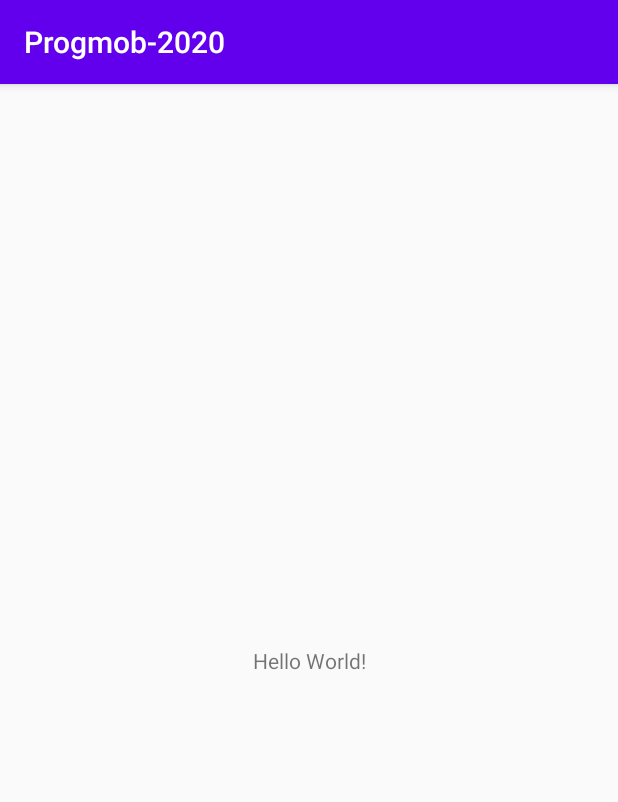
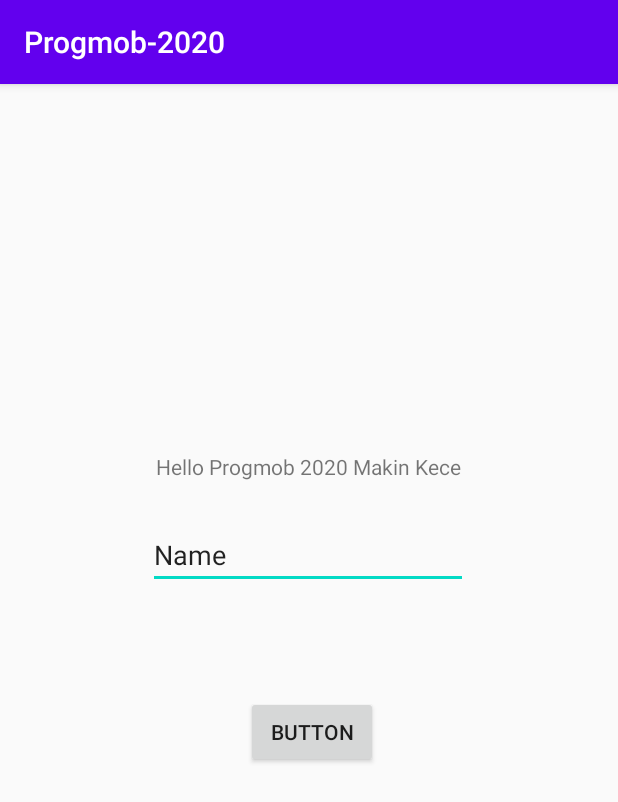
Before and after one commit to estersiwu/Progmob-2020, an Android app: the screen it shows after launch (MainActivity), on a phone screen of 412 x 824 dp. Shown: the top 802 px of the screen. Run offline under Robolectric (Android 15) with nearby library versions, the phone set to English and light mode, and no system bars.

Commit message:
tugas_2_tutorial

```diff
--- a/app/src/main/AndroidManifest.xml
+++ b/app/src/main/AndroidManifest.xml
@@ -9,6 +9,7 @@
         android:roundIcon="@mipmap/ic_launcher_round"
         android:supportsRtl="true"
         android:theme="@style/AppTheme">
+        <activity android:name=".HelpActivity"></activity>
         <activity android:name=".MainActivity">
             <intent-filter>
                 <action android:name="android.intent.action.MAIN" />
--- a/app/src/main/java/com/example/progmob_2020/MainActivity.java
+++ b/app/src/main/java/com/example/progmob_2020/MainActivity.java
@@ -3,6 +3,11 @@ package com.example.progmob_2020;
 import androidx.appcompat.app.AppCompatActivity;
 
 import android.os.Bundle;
+import android.util.Log;
+import android.view.View;
+import android.widget.Button;
+import android.widget.EditText;
+import android.widget.TextView;
 
 public class MainActivity extends AppCompatActivity {
 
@@ -10,5 +15,20 @@ public class MainActivity extends AppCompatActivity {
     protected void onCreate(Bundle savedInstanceState) {
         super.onCreate(savedInstanceState);
         setContentView(R.layout.activity_main);
+
+        //variable
+        final TextView txtView = (TextView)findViewById(R.id.mainActivityTextView);
+        Button myBtn = (Button)findViewById(R.id.button1);
+        final EditText myEditText = (EditText)findViewById(R.id.editText1);
+
+        //action
+        txtView.setText(R.string.text_hello_world);
+        myBtn.setOnClickListener(new View.OnClickListener() {
+            @Override
+            public void onClick(View v) {
+                //Log.d("Coba Klik..",myEditText.getText().toString());
+                txtView.setText(myEditText.getText().toString());
+            }
+        });
     }
 }
--- a/app/src/main/res/layout/activity_main.xml
+++ b/app/src/main/res/layout/activity_main.xml
@@ -7,12 +7,40 @@
     tools:context=".MainActivity">
 
     <TextView
+        android:id="@+id/mainActivityTextView"
         android:layout_width="wrap_content"
         android:layout_height="wrap_content"
-        android:text="Hello World!"
+        android:text="Hello Progmob"
         app:layout_constraintBottom_toBottomOf="parent"
+        app:layout_constraintHorizontal_bias="0.498"
         app:layout_constraintLeft_toLeftOf="parent"
         app:layout_constraintRight_toRightOf="parent"
-        app:layout_constraintTop_toTopOf="parent" />
+        app:layout_constraintTop_toTopOf="parent"
+        app:layout_constraintVertical_bias="0.328" />
+
+    <Button
+        android:id="@+id/button1"
+        android:layout_width="wrap_content"
+        android:layout_height="wrap_content"
+        android:layout_marginBottom="312dp"
+        android:text="Button"
+        app:layout_constraintBottom_toBottomOf="parent"
+        app:layout_constraintEnd_toEndOf="parent"
+        app:layout_constraintHorizontal_bias="0.507"
+        app:layout_constraintStart_toStartOf="parent" />
+
+    <EditText
+        android:id="@+id/editText1"
+        android:layout_width="wrap_content"
+        android:layout_height="wrap_content"
+        android:ems="10"
+        android:inputType="textPersonName"
+        android:text="Name"
+        app:layout_constraintBottom_toTopOf="@+id/button1"
+        app:layout_constraintEnd_toEndOf="parent"
+        app:layout_constraintHorizontal_bias="0.497"
+        app:layout_constraintStart_toStartOf="parent"
+        app:layout_constraintTop_toBottomOf="@+id/mainActivityTextView"
+        app:layout_constraintVertical_bias="0.269" />
 
 </androidx.constraintlayout.widget.ConstraintLayout>
--- a/app/src/main/res/values/strings.xml
+++ b/app/src/main/res/values/strings.xml
@@ -1,3 +1,4 @@
 <resources>
     <string name="app_name">Progmob-2020</string>
+    <string name="text_hello_world">Hello Progmob 2020 Makin Kece</string>
 </resources>
```
Also changed, not shown: app/src/main/java/com/example/progmob_2020/HelpActivity.java (added, +17 -0 lines), app/src/main/res/layout/activity_help.xml (added, +18 -0 lines).
